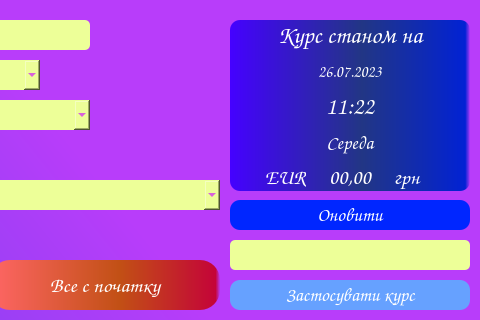
Qt form BendingPriceCalc.ui (VitaliyBychevoy/BendingToolsPriceCalc) before a commit; both pictures show x 340 to 820 and y 0 to 320 of the 820 by 880 pixel window.
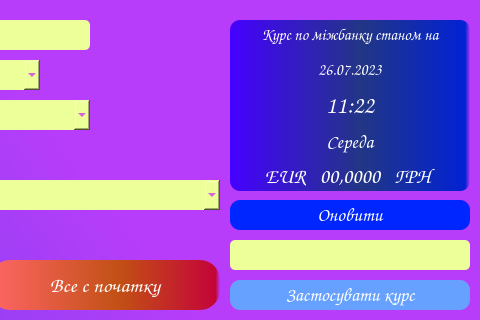
The same form after that commit.

```diff
--- a/BendingPriceCalc.ui
+++ b/BendingPriceCalc.ui
@@ -907,7 +907,7 @@
        <property name="font">
         <font>
          <family>Comic Sans MS</family>
-         <pointsize>18</pointsize>
+         <pointsize>12</pointsize>
         </font>
        </property>
        <property name="toolTipDuration">
@@ -920,7 +920,7 @@
 }</string>
        </property>
        <property name="text">
-        <string>Курс станом на</string>
+        <string>Курс по міжбанку станом на</string>
        </property>
        <property name="alignment">
         <set>Qt::AlignCenter</set>
@@ -1038,7 +1038,7 @@
 }</string>
          </property>
          <property name="text">
-          <string>00,00</string>
+          <string>00,0000</string>
          </property>
          <property name="alignment">
           <set>Qt::AlignCenter</set>
@@ -1060,7 +1060,7 @@
 }</string>
          </property>
          <property name="text">
-          <string>грн</string>
+          <string>ГРН</string>
          </property>
         </widget>
        </item>
```
